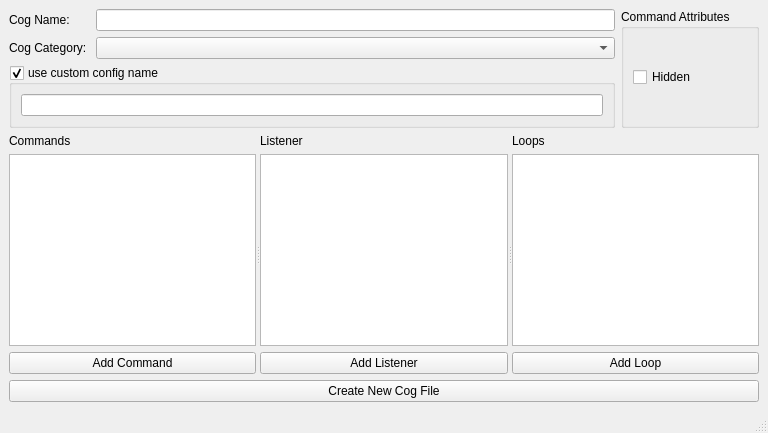
Qt form misc/designer_files/create_cog_main_window.ui (Preen1/Antipetros_Discord_Bot) before a commit.
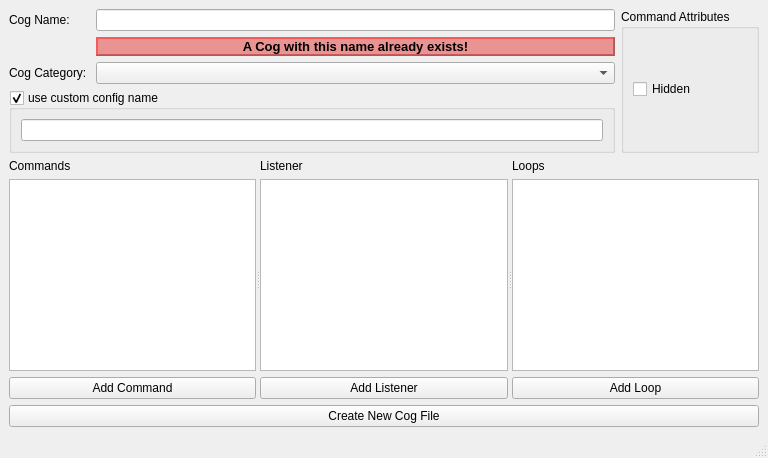
The same form after that commit. Icons and pictures are not drawn. Custom widgets are drawn as their Qt base class.

Commit message: expanded create_cog gui

```diff
--- a/misc/designer_files/create_cog_main_window.ui
+++ b/misc/designer_files/create_cog_main_window.ui
@@ -7,7 +7,7 @@
     <x>0</x>
     <y>0</y>
     <width>755</width>
-    <height>408</height>
+    <height>441</height>
    </rect>
   </property>
   <property name="windowTitle">
@@ -132,17 +132,17 @@
       <item row="0" column="1">
        <widget class="QLineEdit" name="cog_name_lineedit"/>
       </item>
-      <item row="1" column="0">
+      <item row="2" column="0">
        <widget class="QLabel" name="cog_category_label">
         <property name="text">
          <string>Cog Category: </string>
         </property>
        </widget>
       </item>
-      <item row="1" column="1">
+      <item row="2" column="1">
        <widget class="QComboBox" name="cog_category_combo"/>
       </item>
-      <item row="2" column="0" colspan="2">
+      <item row="3" column="0" colspan="2">
        <widget class="QGroupBox" name="custom_config_name_groupBox">
         <property name="title">
          <string>use custom config name</string>
@@ -157,6 +157,38 @@
         </layout>
        </widget>
       </item>
+      <item row="1" column="1">
+       <widget class="QLabel" name="cog_exists_label">
+        <property name="font">
+         <font>
+          <pointsize>10</pointsize>
+          <weight>75</weight>
+          <bold>true</bold>
+         </font>
+        </property>
+        <property name="styleSheet">
+         <string notr="true">background-color: rgba(226, 4, 4, 100);</string>
+        </property>
+        <property name="frameShape">
+         <enum>QFrame::WinPanel</enum>
+        </property>
+        <property name="frameShadow">
+         <enum>QFrame::Raised</enum>
+        </property>
+        <property name="lineWidth">
+         <number>2</number>
+        </property>
+        <property name="midLineWidth">
+         <number>1</number>
+        </property>
+        <property name="text">
+         <string>A Cog with this name already exists!</string>
+        </property>
+        <property name="alignment">
+         <set>Qt::AlignCenter</set>
+        </property>
+       </widget>
+      </item>
      </layout>
     </item>
     <item row="0" column="1" colspan="2">
```
The commit also changes 7 other files.
